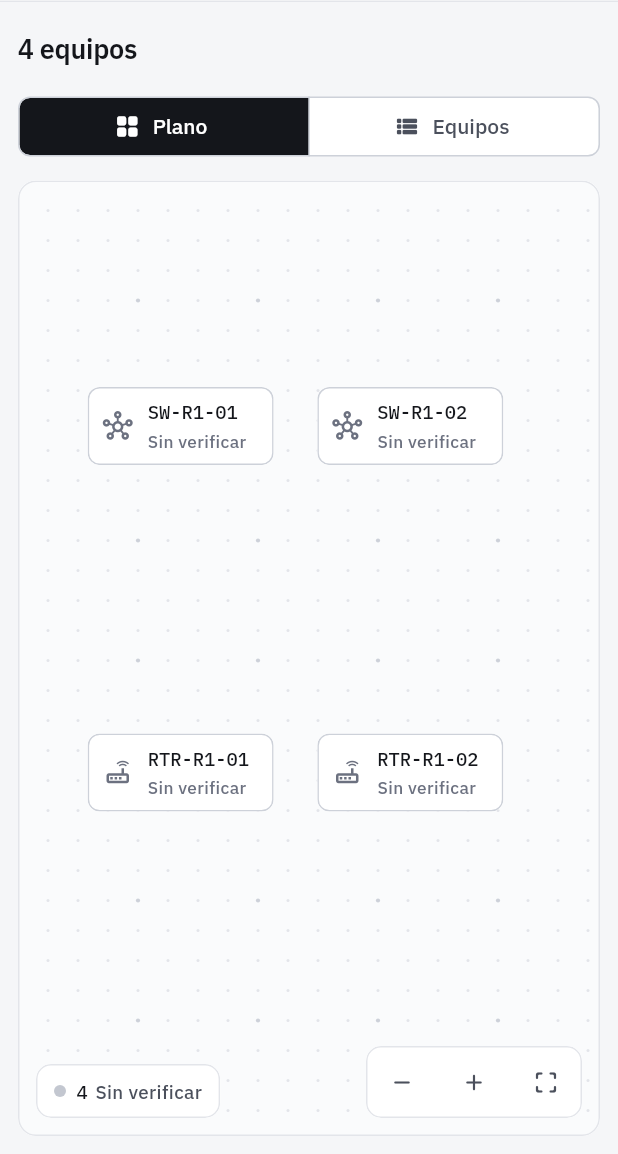
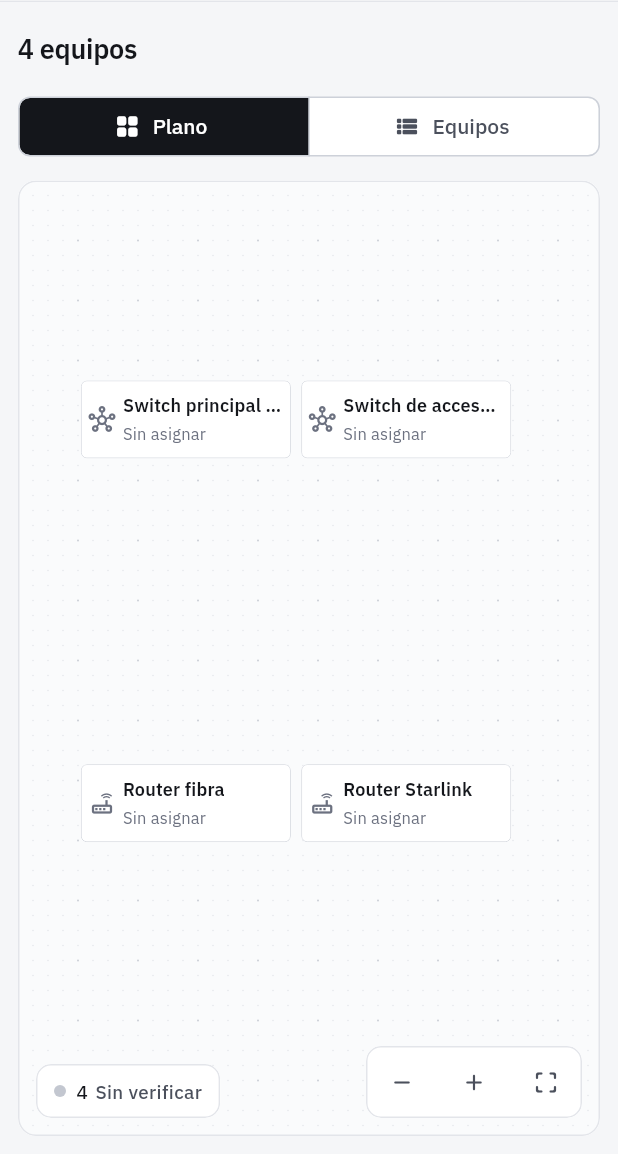
Before and after one commit to blbarrios/inventario-ti, a Flutter app: the RoomPage screen opened directly with sample values from the repository, on a phone screen of 412 x 824 dp, the part 82-1236 px from its top. Run offline on Flutter 3.47's test engine with Material 3 defaults, Android fonts, the phone set to English and light mode, and no system bars; missing offline and left inert: dart:html.

Commit message:
Features improvements

```diff
--- a/app/lib/inventory_data.dart
+++ b/app/lib/inventory_data.dart
@@ -164,6 +164,8 @@ class Asset {
       DeviceIcon? icon,
       String? id,
       this.responsible = '',
+      this.roomName,
+      this.maintenancePending = false,
       this.statusVersion = 1,
       this.hasPosition = true})
       : id = id ?? code,
@@ -182,6 +184,8 @@ class Asset {
       statusVersion: (json['status_version'] as num?)?.toInt() ?? 1,
       icon: deviceIconFromKey(json['icon'] as String? ?? 'generic'),
       responsible: json['responsible'] as String? ?? '',
+      roomName: json['room_name'] as String?,
+      maintenancePending: json['maintenance_pending'] as bool? ?? false,
       hasPosition: x != null && y != null,
     );
   }
@@ -196,6 +200,10 @@ class Asset {
 
   /// Optional person responsible for this device (free text; '' when none).
   String responsible;
+  String? roomName;
+  bool maintenancePending;
+  String get assignedLabel =>
+      responsible.trim().isEmpty ? 'Sin asignar' : responsible;
   Offset position;
 
   /// Whether the server has a saved position; false until a layout is saved.
@@ -454,3 +462,20 @@ class StatusTag extends StatelessWidget {
         ],
       );
 }
+
+class MaintenanceTag extends StatelessWidget {
+  const MaintenanceTag({super.key});
+  @override
+  Widget build(BuildContext context) => const Row(
+        mainAxisSize: MainAxisSize.min,
+        children: [
+          Icon(Icons.build_outlined, size: 14, color: Color(0xFF8F5607)),
+          SizedBox(width: 5),
+          Flexible(
+              child: Text(
+            'Mantenimiento pendiente',
+            style: TextStyle(fontSize: 12, color: Color(0xFF8F5607)),
+          )),
+        ],
+      );
+}
--- a/app/lib/room_page.dart
+++ b/app/lib/room_page.dart
@@ -8,6 +8,13 @@ import 'forms.dart';
 import 'inventory_data.dart';
 import 'inventory_repository.dart';
 import 'inventory_theme.dart';
+
+/// The plan is this many times the viewport on each side, so assets and
+/// zones have room to spread out; zoom in to work on a part of it.
+const planScale = 2.0;
+const fitScale = 1 / planScale;
+const maxPlanScale = 5.0;
+Matrix4 fitMatrix() => Matrix4.diagonal3Values(fitScale, fitScale, 1);
 
 class RoomPage extends StatefulWidget {
   const RoomPage({
@@ -27,7 +34,7 @@ class RoomPage extends StatefulWidget {
 }
 
 class _RoomPageState extends State<RoomPage> {
-  final transform = TransformationController();
+  final transform = TransformationController(fitMatrix());
   final viewportKey = GlobalKey();
   final search = TextEditingController();
   Asset? selected;
@@ -218,9 +225,9 @@ class _RoomPageState extends State<RoomPage> {
 
   void zoom(double factor) {
     final current = transform.value.getMaxScaleOnAxis();
-    final next = (current * factor).clamp(1.0, 5.0);
-    if (next == 1) {
-      transform.value = Matrix4.identity();
+    final next = (current * factor).clamp(fitScale, maxPlanScale);
+    if (next == fitScale) {
+      transform.value = fitMatrix();
     } else {
       final viewport = viewportKey.currentContext?.findRenderObject();
       if (viewport is! RenderBox) return;
@@ -536,8 +543,7 @@ class _RoomPageState extends State<RoomPage> {
                                 icon: const Icon(Icons.add_rounded, size: 18)),
                             IconButton(
                                 tooltip: 'Restablecer vista',
-                                onPressed: () =>
-                                    transform.value = Matrix4.identity(),
+                                onPressed: () => transform.value = fitMatrix(),
                                 icon: const Icon(Icons.crop_free_rounded,
                                     size: 18)),
                           ]),
@@ -892,15 +898,18 @@ class _RoomCanvas extends StatelessWidget {
   @override
   Widget build(BuildContext context) =>
       LayoutBuilder(builder: (context, bounds) {
-        final width = bounds.maxWidth;
-        final height = bounds.maxHeight;
-        final compact = width < 335;
+        // The plan is larger than the viewport so there is room to spread
+        // out; the default view (fitScale) shows all of it.
+        final viewWidth = bounds.maxWidth;
+        final width = viewWidth * planScale;
+        final height = bounds.maxHeight * planScale;
+        final compact = viewWidth < 335;
         final markerWidth = compact
-            ? 84.0
-            : width < 520
-                ? 124.0
-                : 152.0;
-        final markerHeight = compact ? 40.0 : 52.0;
+            ? 220.0
+            : viewWidth < 520
+                ? 280.0
+                : 320.0;
+        const markerHeight = 104.0;
         final left = math.min(32.0, math.max(8.0, width * .05));
         final top = math.min(32.0, math.max(8.0, height * .05));
         // Leave room for the floating legend and zoom controls.
@@ -914,9 +923,10 @@ class _RoomCanvas extends StatelessWidget {
           maxScaleFactor: 1.3,
           child: InteractiveViewer(
             transformationController: controller,
-            minScale: 1,
-            maxScale: 5,
-            boundaryMargin: const EdgeInsets.all(400),
+            constrained: false,
+            minScale: fitScale,
+            maxScale: maxPlanScale,
+            boundaryMargin: const EdgeInsets.all(200),
             child: SizedBox(
               width: width,
               height: height,
@@ -1019,7 +1029,8 @@ class Marker extends StatelessWidget {
     return Semantics(
       button: true,
       selected: selected,
-      label: '${asset.code}, ${asset.name}, ${status.label}',
+      label:
+          '${asset.name}, ${asset.assignedLabel}, ${asset.code}, ${status.label}${asset.maintenancePending ? ', Mantenimiento pendiente' : ''}',
       onTap: onTap,
       excludeSemantics: true,
       child: Material(
@@ -1036,30 +1047,32 @@ class Marker extends StatelessWidget {
           child: Padding(
             padding: EdgeInsets.symmetric(horizontal: compact ? 8 : 10),
             child: Row(children: [
-              DeviceGlyph(asset.icon, status, size: compact ? 17 : 20),
+              DeviceGlyph(asset.icon, status, size: compact ? 30 : 36),
               SizedBox(width: compact ? 7 : 10),
               Expanded(
                 child: Column(
                   mainAxisAlignment: MainAxisAlignment.center,
                   crossAxisAlignment: CrossAxisAlignment.start,
                   children: [
-                    Text(asset.code,
+                    Text(asset.name,
                         maxLines: 1,
                         overflow: TextOverflow.ellipsis,
-                        style: monoStyle(size: compact ? 11 : 12.5)),
-                    if (!compact) ...[
-                      const SizedBox(height: 2),
-                      Text(status.label,
-                          maxLines: 1,
-                          overflow: TextOverflow.ellipsis,
-                          style: TextStyle(
-                              fontSize: 11.5,
-                              fontWeight: FontWeight.w500,
-                              color: status.color)),
-                    ],
+                        style: TextStyle(
+                            fontSize: compact ? 22 : 24,
+                            fontWeight: FontWeight.w600)),
+                    const SizedBox(height: 4),
+                    Text(asset.assignedLabel,
+                        maxLines: 1,
+                        overflow: TextOverflow.ellipsis,
+                        style: const TextStyle(fontSize: 22, color: inkFaint)),
                   ],
                 ),
               ),
+              if (asset.maintenancePending)
+                const Tooltip(
+                    message: 'Mantenimiento pendiente',
+                    child: Icon(Icons.build_outlined,
+                        size: 26, color: Color(0xFF8F5607))),
             ]),
           ),
         ),
```
Also changed, not shown: app/lib/all_assets_page.dart (added, +178 -0 lines), app/lib/asset_panel.dart (+43 -3 lines), app/lib/inventory_repository.dart (+42 -0 lines), app/lib/main.dart (+17 -0 lines), 6 other files.
